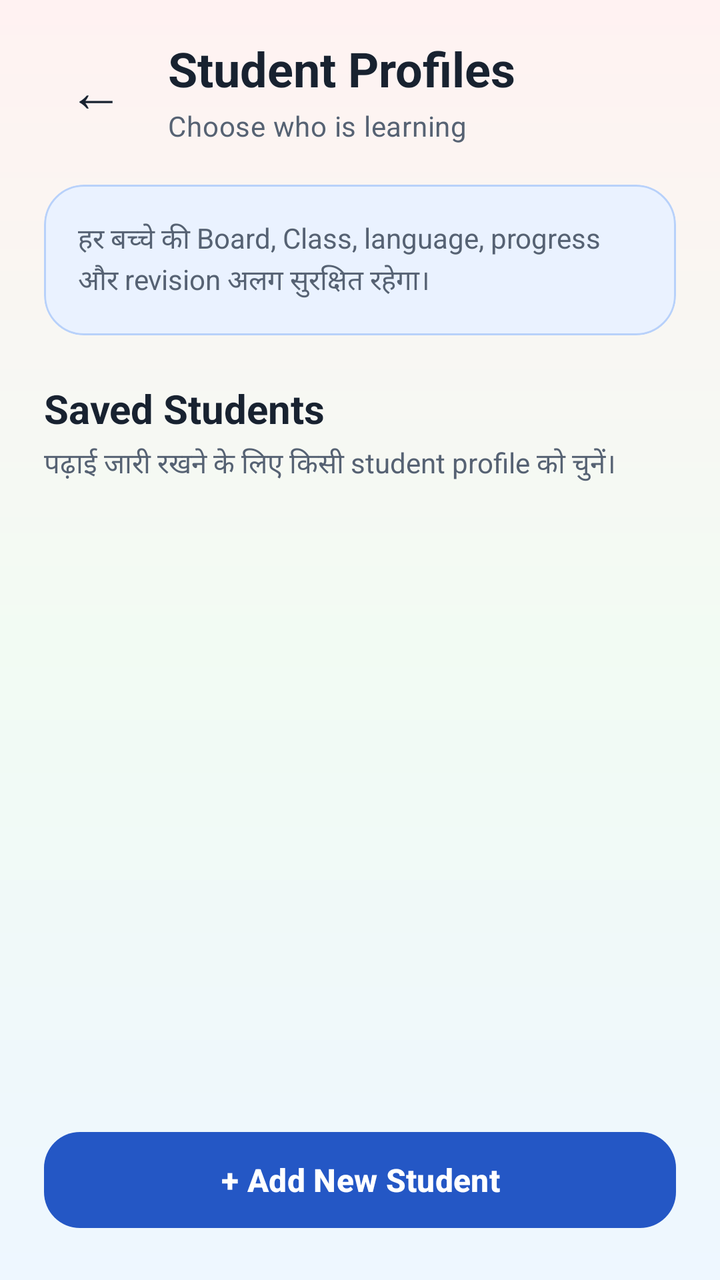
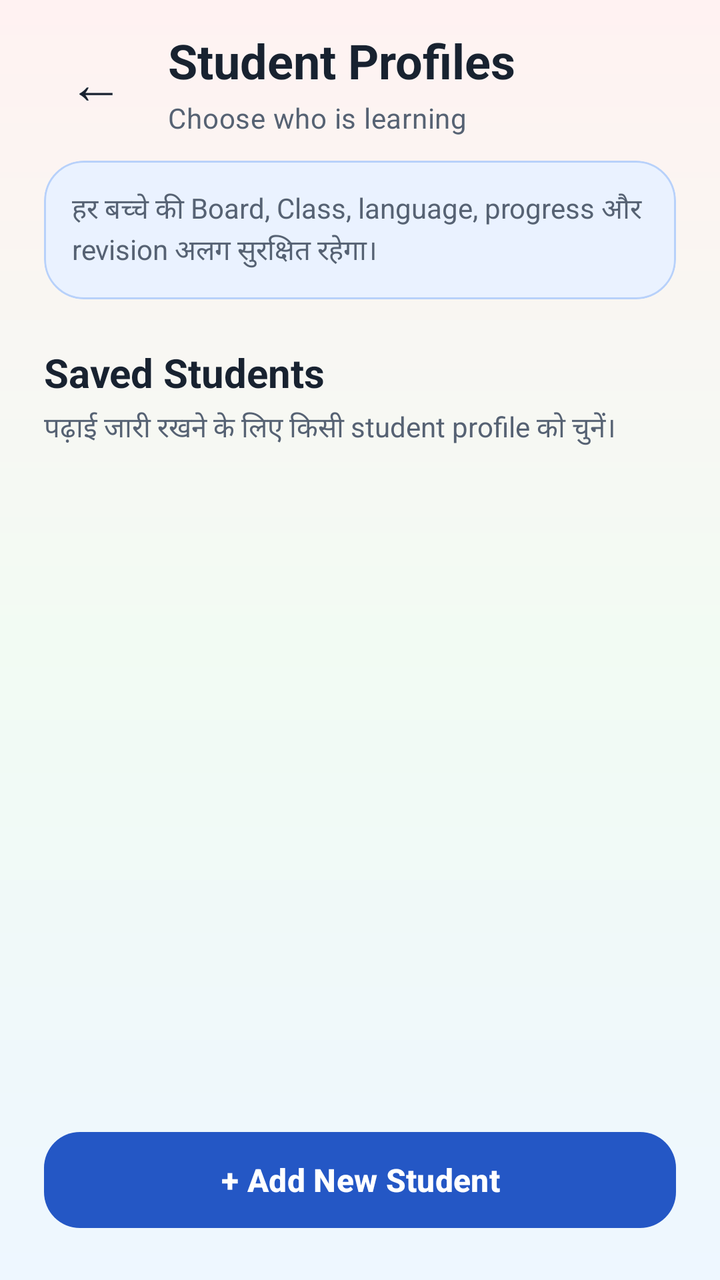

Two renders of the same Android screen: before a commit and after it. Below are the layout's source before the change and the commit's diff.
<!-- AndroidManifest.xml: application theme Theme.StudySaathi -->
<!-- res/layout/activity_student_profiles.xml -->
<?xml version="1.0" encoding="utf-8"?>
<androidx.coordinatorlayout.widget.CoordinatorLayout xmlns:android="http://schemas.android.com/apk/res/android"
    xmlns:app="http://schemas.android.com/apk/res-auto"
    android:id="@+id/studentProfilesRoot"
    android:layout_width="match_parent"
    android:layout_height="match_parent"
    android:background="@drawable/bg_app_soft_mix">

    <LinearLayout
        android:layout_width="match_parent"
        android:layout_height="match_parent"
        android:orientation="vertical"
        android:paddingStart="22dp"
        android:paddingTop="18dp"
        android:paddingEnd="22dp"
        android:paddingBottom="22dp">

        
        <LinearLayout
            android:layout_width="match_parent"
            android:layout_height="wrap_content"
            android:gravity="center_vertical"
            android:orientation="horizontal">

            <com.google.android.material.button.MaterialButton
                android:id="@+id/buttonBack"
                style="@style/Widget.Material3.Button.TextButton"
                android:layout_width="52dp"
                android:layout_height="52dp"
                android:contentDescription="@string/back"
                android:insetLeft="0dp"
                android:insetTop="0dp"
                android:insetRight="0dp"
                android:insetBottom="0dp"
                android:minWidth="0dp"
                android:text="←"
                android:textColor="@color/ss_text_primary"
                android:textSize="28sp"
                app:cornerRadius="16dp" />

            <LinearLayout
                android:layout_width="0dp"
                android:layout_height="wrap_content"
                android:layout_marginStart="10dp"
                android:layout_weight="1"
                android:orientation="vertical">

                <TextView
                    style="@style/TextAppearance.StudySaathi.Heading"
                    android:layout_width="match_parent"
                    android:layout_height="wrap_content"
                    android:text="@string/manage_student_profiles"
                    android:textSize="24sp" />

                <TextView
                    style="@style/TextAppearance.StudySaathi.Body"
                    android:layout_width="match_parent"
                    android:layout_height="wrap_content"
                    android:layout_marginTop="3dp"
                    android:text="@string/manage_student_profiles_subtitle"
                    android:textSize="14sp" />

            </LinearLayout>

        </LinearLayout>

        
        <com.google.android.material.card.MaterialCardView
            android:layout_width="match_parent"
            android:layout_height="wrap_content"
            android:layout_marginTop="20dp"
            app:cardBackgroundColor="@color/ss_blue_soft"
            app:cardCornerRadius="20dp"
            app:cardElevation="0dp"
            app:strokeColor="@color/ss_blue_border"
            app:strokeWidth="1dp">

            <TextView
                android:layout_width="match_parent"
                android:layout_height="wrap_content"
                android:fontFamily="sans-serif"
                android:lineSpacingExtra="2dp"
                android:padding="17dp"
                android:text="@string/student_profiles_information"
                android:textColor="@color/ss_text_secondary"
                android:textSize="14sp" />

        </com.google.android.material.card.MaterialCardView>

        <TextView
            android:layout_width="match_parent"
            android:layout_height="wrap_content"
            android:layout_marginTop="23dp"
            android:fontFamily="sans-serif-rounded"
            android:text="@string/saved_students"
            android:textColor="@color/ss_text_primary"
            android:textSize="20sp"
            android:textStyle="bold" />

        <TextView
            android:layout_width="match_parent"
            android:layout_height="wrap_content"
            android:layout_marginTop="4dp"
            android:fontFamily="sans-serif"
            android:text="@string/select_student_to_continue"
            android:textColor="@color/ss_text_secondary"
            android:textSize="14sp" />

        <FrameLayout
            android:layout_width="match_parent"
            android:layout_height="0dp"
            android:layout_marginTop="14dp"
            android:layout_weight="1">

            <androidx.recyclerview.widget.RecyclerView
                android:id="@+id/recyclerStudentProfiles"
                android:layout_width="match_parent"
                android:layout_height="match_parent"
                android:clipToPadding="false"
                android:overScrollMode="never"
                android:paddingBottom="12dp" />

            <com.google.android.material.card.MaterialCardView
                android:id="@+id/cardEmptyProfiles"
                android:layout_width="match_parent"
                android:layout_height="wrap_content"
                android:layout_gravity="center"
                android:visibility="gone"
                app:cardBackgroundColor="@color/ss_surface"
                app:cardCornerRadius="22dp"
                app:cardElevation="0dp"
                app:strokeColor="@color/ss_outline"
                app:strokeWidth="1dp">

                <LinearLayout
                    android:layout_width="match_parent"
                    android:layout_height="wrap_content"
                    android:gravity="center"
                    android:orientation="vertical"
                    android:padding="24dp">

                    <TextView
                        android:layout_width="64dp"
                        android:layout_height="64dp"
                        android:fontFamily="sans-serif-rounded"
                        android:gravity="center"
                        android:text="+"
                        android:textColor="@color/ss_primary"
                        android:textSize="34sp"
                        android:textStyle="bold" />

                    <TextView
                        android:layout_width="match_parent"
                        android:layout_height="wrap_content"
                        android:layout_marginTop="8dp"
                        android:fontFamily="sans-serif-rounded"
                        android:gravity="center"
                        android:text="@string/no_student_profiles"
                        android:textColor="@color/ss_text_primary"
                        android:textSize="18sp"
                        android:textStyle="bold" />

                    <TextView
                        android:layout_width="match_parent"
                        android:layout_height="wrap_content"
                        android:layout_marginTop="6dp"
                        android:fontFamily="sans-serif"
                        android:gravity="center"
                        android:lineSpacingExtra="2dp"
                        android:text="@string/no_student_profiles_description"
                        android:textColor="@color/ss_text_secondary"
                        android:textSize="14sp" />

                </LinearLayout>

            </com.google.android.material.card.MaterialCardView>

            <com.google.android.material.progressindicator.CircularProgressIndicator
                android:id="@+id/progressProfiles"
                android:layout_width="48dp"
                android:layout_height="48dp"
                android:layout_gravity="center"
                android:visibility="gone"
                app:indicatorColor="@color/ss_primary"
                app:indicatorSize="48dp"
                app:trackColor="@color/ss_blue_soft"
                app:trackThickness="5dp" />

        </FrameLayout>

        <com.google.android.material.button.MaterialButton
            android:id="@+id/buttonAddStudent"
            style="@style/Widget.StudySaathi.Button.Primary"
            android:layout_width="match_parent"
            android:layout_height="wrap_content"
            android:layout_marginTop="14dp"
            android:text="@string/add_new_student"
            android:textAllCaps="false"
            android:textSize="16sp" />

    </LinearLayout>

</androidx.coordinatorlayout.widget.CoordinatorLayout>
<!-- resources referenced by this layout -->
<resources>
  <color name="ss_blue_border">#B8D1FA</color>
  <color name="ss_blue_soft">#EAF2FF</color>
  <color name="ss_outline">#D6DEE9</color>
  <color name="ss_primary">#2457C5</color>
  <color name="ss_surface">#FFFFFF</color>
  <color name="ss_text_primary">#182230</color>
  <color name="ss_text_secondary">#566273</color>
  <!-- drawable bg_app_soft_mix (drawable) -->
  <?xml version="1.0" encoding="utf-8"?>
  <shape xmlns:android="http://schemas.android.com/apk/res/android"
      android:shape="rectangle">
  
      <gradient
          android:angle="270"
          android:centerColor="#F2FBF3"
          android:endColor="#EEF7FF"
          android:startColor="#FFF2F2"
          android:type="linear" />
  
  </shape>
  <string name="add_new_student">+ Add New Student</string>
  <string name="back">Back</string>
  <string name="manage_student_profiles">Student Profiles</string>
  <string name="manage_student_profiles_subtitle">Choose who is learning</string>
  <string name="no_student_profiles">No student profiles found</string>
  <string name="no_student_profiles_description">
          नई student profile बनाकर personalised learning शुरू करें।
      </string>
  <string name="saved_students">Saved Students</string>
  <string name="select_student_to_continue">
          पढ़ाई जारी रखने के लिए किसी student profile को चुनें।
      </string>
  <string name="student_profiles_information">
          हर बच्चे की Board, Class, language, progress और revision अलग सुरक्षित रहेगा।
      </string>
  <style name="TextAppearance.StudySaathi.Body" parent="TextAppearance.Material3.BodyMedium">
          <item name="android:fontFamily">sans-serif</item>
          <item name="fontFamily">sans-serif</item>
          <item name="android:textColor">@color/ss_text_secondary</item>
      </style>
  <style name="TextAppearance.StudySaathi.Heading" parent="TextAppearance.Material3.HeadlineSmall">
          <item name="android:fontFamily">sans-serif-rounded</item>
          <item name="fontFamily">sans-serif-rounded</item>
          <item name="android:textStyle">bold</item>
          <item name="android:textColor">@color/ss_text_primary</item>
      </style>
  <style name="Widget.StudySaathi.Button.Primary" parent="Widget.Material3.Button">
          <item name="cornerRadius">18dp</item>
          <item name="android:minHeight">56dp</item>
          <item name="android:textStyle">bold</item>
          <item name="backgroundTint">@color/ss_primary</item>
          <item name="android:textColor">@color/ss_on_primary</item>
      </style>
  <color name="ss_on_primary">#FFFFFF</color>
  <color name="ss_primary_dark">#173F99</color>
  <color name="ss_secondary">#087F8C</color>
  <color name="ss_on_secondary">#FFFFFF</color>
  <color name="ss_teal_soft">#EAF8F8</color>
  <color name="ss_tertiary">#8A5A00</color>
  <color name="ss_on_tertiary">#FFFFFF</color>
  <color name="ss_yellow_soft">#FFF8E8</color>
  <color name="ss_background">#F7F9FC</color>
  <color name="ss_surface_soft">#F0F4FA</color>
  <color name="ss_error">#BA1A1A</color>
  <color name="white">#FFFFFFFF</color>
  <color name="ss_red_soft">#FFF0F0</color>
  <!-- unchanged entries left out for length: 1 -->
</resources>

<!-- the commit's change to res/layout/activity_student_profiles.xml (unified diff, before → after) -->
@@ -11,7 +11,7 @@
         android:layout_height="match_parent"
         android:orientation="vertical"
         android:paddingStart="22dp"
-        android:paddingTop="18dp"
+        android:paddingTop="14dp"
         android:paddingEnd="22dp"
         android:paddingBottom="22dp">
 
@@ -68,7 +68,7 @@
         <com.google.android.material.card.MaterialCardView
             android:layout_width="match_parent"
             android:layout_height="wrap_content"
-            android:layout_marginTop="20dp"
+            android:layout_marginTop="12dp"
             app:cardBackgroundColor="@color/ss_blue_soft"
             app:cardCornerRadius="20dp"
             app:cardElevation="0dp"
@@ -80,7 +80,7 @@
                 android:layout_height="wrap_content"
                 android:fontFamily="sans-serif"
                 android:lineSpacingExtra="2dp"
-                android:padding="17dp"
+                android:padding="14dp"
                 android:text="@string/student_profiles_information"
                 android:textColor="@color/ss_text_secondary"
                 android:textSize="14sp" />
@@ -137,7 +137,7 @@
                     android:layout_height="wrap_content"
                     android:gravity="center"
                     android:orientation="vertical"
-                    android:padding="24dp">
+                    android:padding="12dp">
 
                     <TextView
                         android:layout_width="64dp"
